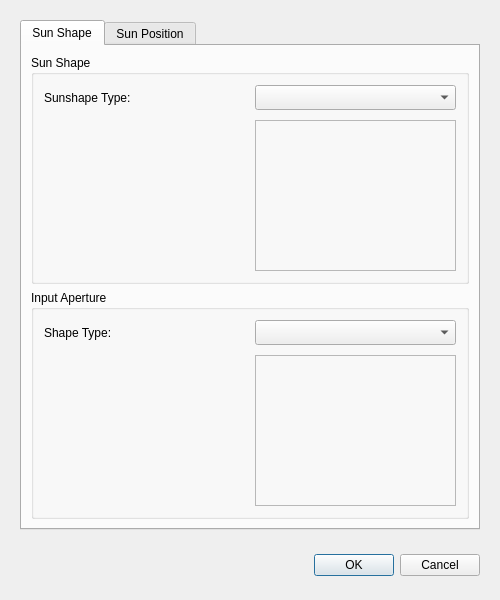
Old version of the form TonatiuhProject/src/source/gui/lightdialog.ui in the repository iat-cener/tonatiuh.
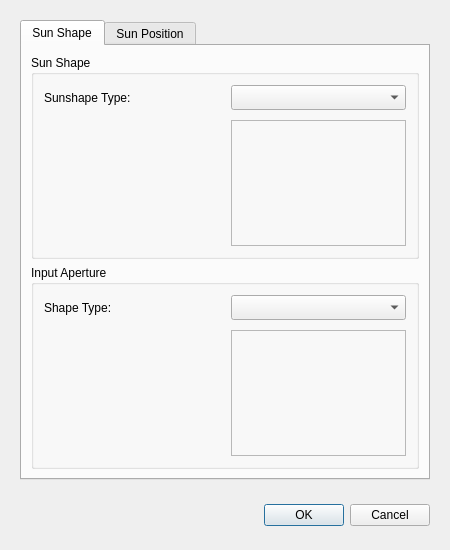
New version of the form.

Commit message: Light Dialog changed to correct visualization on mac

The edit to the form file:
```diff
--- a/TonatiuhProject/src/source/gui/lightdialog.ui
+++ b/TonatiuhProject/src/source/gui/lightdialog.ui
@@ -6,20 +6,20 @@
    <rect>
     <x>0</x>
     <y>0</y>
-    <width>500</width>
-    <height>600</height>
+    <width>450</width>
+    <height>550</height>
    </rect>
   </property>
   <property name="sizePolicy">
-   <sizepolicy hsizetype="Preferred" vsizetype="Preferred">
+   <sizepolicy hsizetype="Fixed" vsizetype="Fixed">
     <horstretch>0</horstretch>
     <verstretch>0</verstretch>
    </sizepolicy>
   </property>
   <property name="maximumSize">
    <size>
-    <width>500</width>
-    <height>600</height>
+    <width>450</width>
+    <height>550</height>
    </size>
   </property>
   <property name="windowTitle">
@@ -64,7 +64,7 @@
            <widget class="QLabel" name="sunshapeLabel">
             <property name="minimumSize">
              <size>
-              <width>0</width>
+              <width>177</width>
               <height>25</height>
              </size>
             </property>
@@ -110,14 +110,20 @@
           </property>
           <item row="0" column="0">
            <widget class="QLabel" name="shapeLabel">
+            <property name="sizePolicy">
+             <sizepolicy hsizetype="Preferred" vsizetype="Preferred">
+              <horstretch>0</horstretch>
+              <verstretch>0</verstretch>
+             </sizepolicy>
+            </property>
             <property name="minimumSize">
              <size>
-              <width>0</width>
+              <width>177</width>
               <height>25</height>
              </size>
             </property>
             <property name="text">
-             <string>Shape Type:</string>
+             <string>Shape Type:   </string>
             </property>
            </widget>
           </item>
```
The commit also changes 1 other file.
